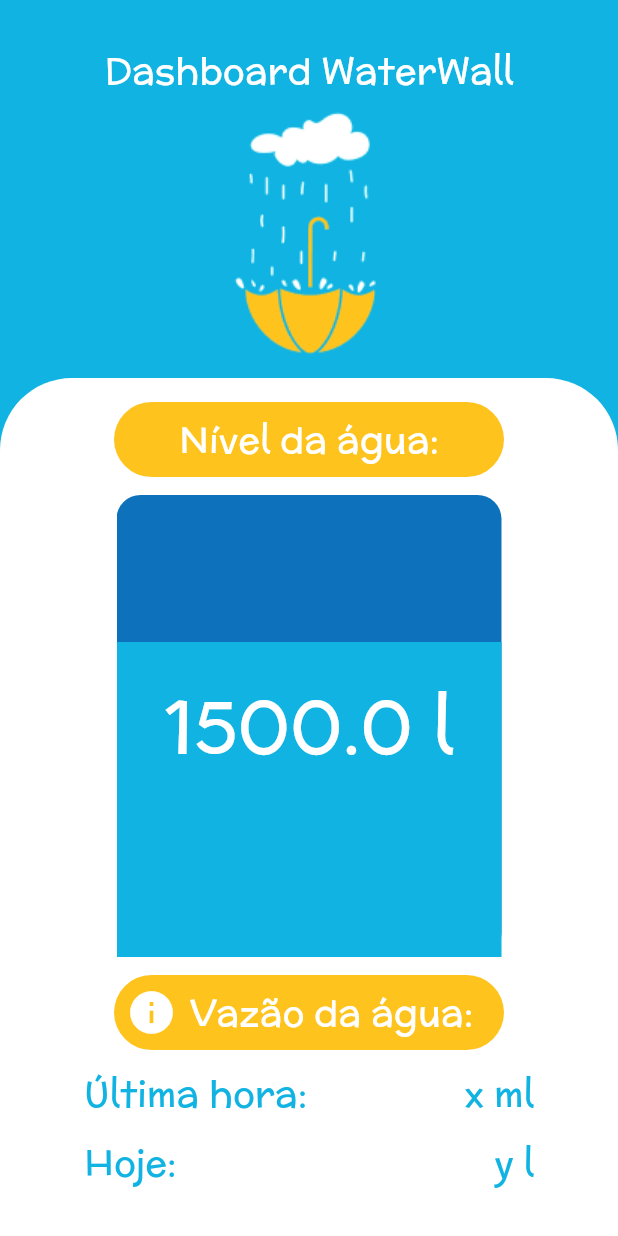
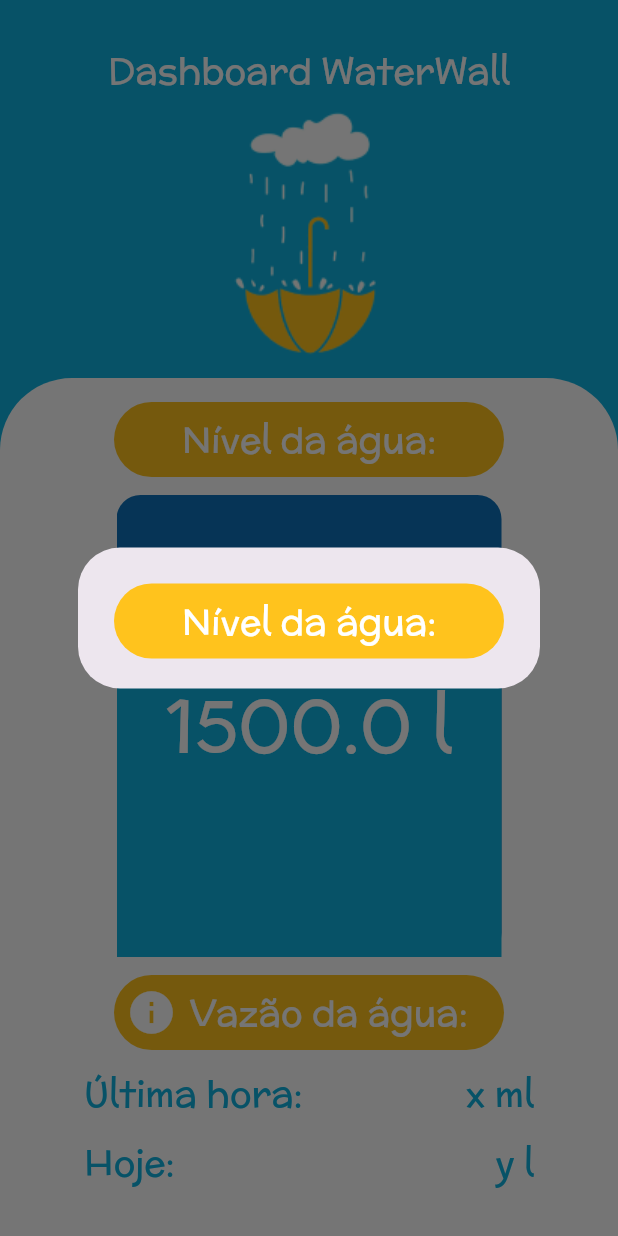
Before and after one commit to LobsLAF/waterwall, a Flutter app: the screen it shows after launch, after a tap on the "info" icon, on a phone screen of 412 x 824 dp. Run offline on Flutter 3.47's test engine with Material 3 defaults, Android fonts, the phone set to English and light mode, and no system bars.

Commit message:
Alert Dialog criado
Default Text Style movido para um Widget interno para ser acessado em todos os contextos

```diff
--- /dev/null
+++ b/lib/Data/my_default_style.dart
@@ -0,0 +1,22 @@
+import 'package:flutter/material.dart';
+
+class MyDefaultStyle extends StatelessWidget {
+  final Widget child;
+
+  const MyDefaultStyle({
+    super.key,
+    required this.child,
+  });
+
+  @override
+  Widget build(BuildContext context) {
+    return DefaultTextStyle(
+      style: const TextStyle(
+        fontFamily: 'mclaren',
+        fontSize: 24,
+        color: Colors.white,
+      ),
+      child: child,
+    );
+  }
+}
--- a/lib/Layout/Elements/drawer_content.dart
+++ b/lib/Layout/Elements/drawer_content.dart
@@ -1,6 +1,8 @@
 import 'package:flutter/material.dart';
 import 'package:waterwall/Data/layout_data.dart';
 import 'package:waterwall/Layout/Elements/water_tank.dart';
+
+import 'flow_info_dialog.dart';
 
 class DrawerContent extends StatelessWidget {
   const DrawerContent({
@@ -14,8 +16,7 @@ class DrawerContent extends StatelessWidget {
       children: [
         Padding(
           padding: const EdgeInsets.only(
-              top: LayoutData.drawerBorderRadius / 3,
-              bottom: 12),
+              top: LayoutData.drawerBorderRadius / 3, bottom: 12),
           child: Container(
             height: 50,
             width: 260,
@@ -42,7 +43,13 @@ class DrawerContent extends StatelessWidget {
               mainAxisAlignment: MainAxisAlignment.start,
               children: [
                 IconButton(
-                  onPressed: () {},
+                  onPressed: () {
+                    showDialog(
+                      context: context,
+                      builder: (builder) => const FlowInfoDialog(),
+                      barrierDismissible: true,
+                    );
+                  },
                   icon: const Icon(
                     Icons.info,
                     size: 34,
@@ -63,10 +70,8 @@ class DrawerContent extends StatelessWidget {
                 Expanded(
                   flex: 3,
                   child: Column(
-                    mainAxisAlignment:
-                        MainAxisAlignment.spaceBetween,
-                    crossAxisAlignment:
-                        CrossAxisAlignment.start,
+                    mainAxisAlignment: MainAxisAlignment.spaceBetween,
+                    crossAxisAlignment: CrossAxisAlignment.start,
                     children: [
                       Text(
                         "Última hora:",
--- /dev/null
+++ b/lib/Layout/Elements/flow_info_dialog.dart
@@ -0,0 +1,30 @@
+import 'package:flutter/material.dart';
+import 'package:waterwall/Data/layout_data.dart';
+import 'package:waterwall/Data/my_default_style.dart';
+
+class FlowInfoDialog extends StatelessWidget {
+  const FlowInfoDialog({
+    super.key,
+  });
+
+  @override
+  Widget build(BuildContext context) {
+    return AlertDialog(
+      title: MyDefaultStyle(
+        child: Container(
+          height: 50,
+          width: 260,
+          decoration: BoxDecoration(
+              color: LayoutData.yellow,
+              borderRadius: BorderRadius.circular(2000)),
+          child: const Row(
+            mainAxisAlignment: MainAxisAlignment.spaceEvenly,
+            children: [
+              Text("Nível da água:"),
+            ],
+          ),
+        ),
+      ),
+    );
+  }
+}
--- a/lib/Layout/Elements/water_tank.dart
+++ b/lib/Layout/Elements/water_tank.dart
@@ -1,12 +1,18 @@
 import 'package:flutter/material.dart';
 import 'package:waterwall/Data/layout_data.dart';
 
-class WaterTank extends StatelessWidget {
-  WaterTank({
+class WaterTank extends StatefulWidget {
+  const WaterTank({
     super.key,
   });
 
+  @override
+  State<WaterTank> createState() => _WaterTankState();
+}
+
+class _WaterTankState extends State<WaterTank> {
   final double maxVolume = 2200;
+
   late double currentVolume = 1500;
 
   @override
--- a/lib/Layout/Screens/app_screen_h.dart
+++ b/lib/Layout/Screens/app_screen_h.dart
@@ -1,5 +1,6 @@
 import 'package:flutter/material.dart';
 import 'package:waterwall/Data/layout_data.dart';
+import 'package:waterwall/Data/my_default_style.dart';
 import 'package:waterwall/Layout/Elements/drawer_content.dart';
 
 class AppScreenH extends StatelessWidget {
@@ -15,12 +16,7 @@ class AppScreenH extends StatelessWidget {
       data: const IconThemeData(color: LayoutData.white),
       child: Scaffold(
         backgroundColor: LayoutData.blue,
-        body: DefaultTextStyle.merge(
-          style: const TextStyle(
-            fontFamily: 'mclaren',
-            fontSize: 24,
-            color: Colors.white,
-          ),
+        body: MyDefaultStyle(
           child: Center(
             child: Row(
               children: [
--- a/lib/Layout/Screens/app_screen_v.dart
+++ b/lib/Layout/Screens/app_screen_v.dart
@@ -1,5 +1,6 @@
 import 'package:flutter/material.dart';
 import 'package:waterwall/Data/layout_data.dart';
+import '../../Data/my_default_style.dart';
 import '../Elements/drawer_content.dart';
 
 class AppScreenV extends StatelessWidget {
@@ -13,12 +14,7 @@ class AppScreenV extends StatelessWidget {
       data: const IconThemeData(color: LayoutData.white),
       child: Scaffold(
         backgroundColor: LayoutData.blue,
-        body: DefaultTextStyle.merge(
-          style: const TextStyle(
-            fontFamily: 'mclaren',
-            fontSize: 24,
-            color: Colors.white,
-          ),
+        body: MyDefaultStyle(
           child: Center(
             child: Column(
               mainAxisAlignment: MainAxisAlignment.spaceBetween,
```
